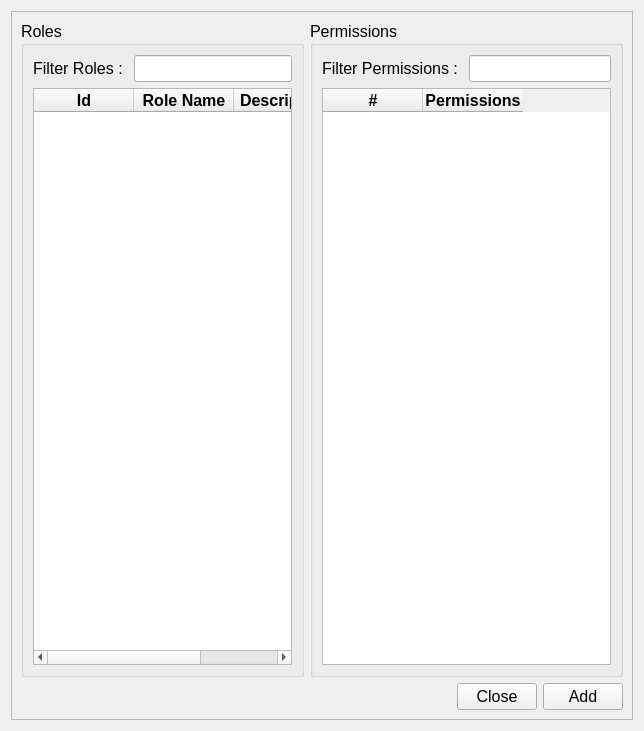
Before: the Qt Designer form ui/roles_dialog.ui in michael-halim/pos, drawn with Qt 5.
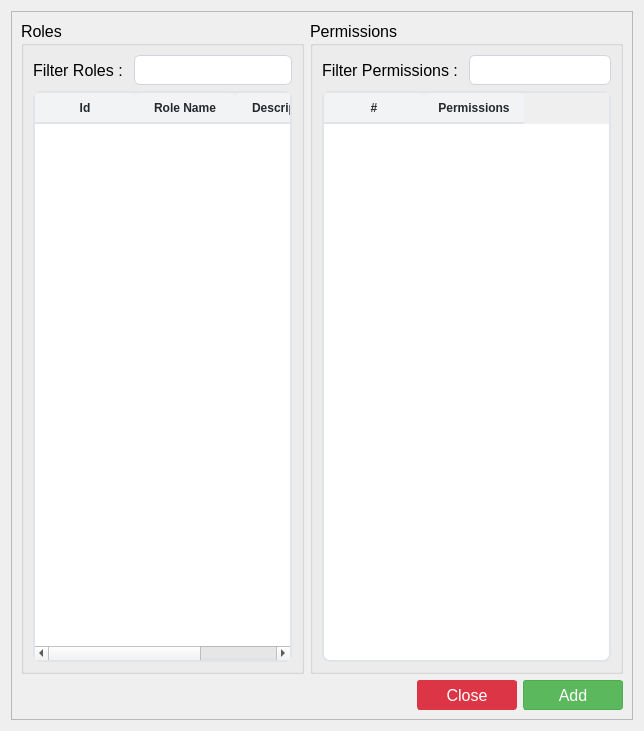
After: the same form once the commit is applied.

Commit message: Patch#34: Added UI - Added UI for Table, Button, and Input - Fix some UI Behavior

Patch:
```diff
--- a/ui/roles_dialog.ui
+++ b/ui/roles_dialog.ui
@@ -13,6 +13,256 @@
   <property name="windowTitle">
    <string>Roles</string>
   </property>
+  <property name="styleSheet">
+   <string notr="true">QLineEdit{
+	border: 1px solid #d1d5db;      /* Light gray border */
+    border-radius: 6px;             /* Rounded corners */
+    outline: none;                  /* Remove default outline */
+    color: #333;                    /* Text color */
+    background-color: #fff;       /* Light gray background */
+    
+}
+
+QLineEdit:focus {
+    border: 1px solid #93c5fd;       /* Blue border on focus */
+    background-color: #ffffff;       /* White background when focused */
+}
+
+QLineEdit:disabled {
+    border: 1px solid #e5e7eb;      /* Lighter border when disabled */
+    background-color: #f3f4f6;      /* Light gray background when disabled */
+    color: #9ca3af;                 /* Lighter text color when disabled */
+}
+
+/* QComboBox Styling - Improved with clearer state indicators */
+QComboBox {
+    border: 1px solid #d1d5db;      /* Light gray border */
+    border-radius: 6px;             /* Rounded corners */
+    padding: 6px 12px 6px 10px;     /* Add some padding */
+    min-height: 20px;               /* Minimum height */
+    color: #333;                    /* Text color */
+    background-color: #fff;         /* White background */
+    selection-background-color: #93c5fd; /* Light blue selection */
+    font-size: 14px;                /* Consistent font size */
+    min-width: 6em;                 /* Minimum width */
+}
+
+QComboBox:hover:!disabled {
+    border-color: #93c5fd;          /* Light blue border on hover when enabled */
+    background-color: #f0f7ff;      /* Very light blue background on hover */
+}
+
+QComboBox:focus {
+    border: 2px solid #3b82f6;      /* Thicker, darker blue border on focus */
+    background-color: #ffffff;      /* Pure white background when focused */
+}
+
+QComboBox:disabled {
+    border: 1px solid #d9dce0;      /* Very light gray border when disabled */
+    background-color: #f3f4f6;      /* Light gray background when disabled */
+    color: #9ca3af;                 /* Lighter text color when disabled */
+}
+
+QComboBox::drop-down {
+    subcontrol-origin: padding;
+    subcontrol-position: center right;
+    width: 20px;
+    border: none;                   /* Remove border for cleaner look */
+    margin-right: 5px;              /* Add some margin */
+}
+
+/* If you don't have an icon, use this instead: */
+QComboBox::down-arrow {
+    width: 0;
+    height: 0;
+    border-left: 5px solid transparent;
+    border-right: 5px solid transparent;
+    border-top: 5px solid #666;     /* Arrow color */
+    margin-right: 5px;
+}
+
+QComboBox::down-arrow:disabled {
+    border-top: 5px solid #b0b0b0;  /* Lighter arrow color when disabled */
+}
+
+QComboBox:disabled {
+    color: #9ca3af;                 /* Lighter text when disabled */
+    background-color: #f3f4f6;      /* Light gray background */
+    border-color: #e5e7eb;          /* Lighter border */
+}
+
+/* Add a visual indicator for disabled state */
+QComboBox:disabled {
+    color: #9ca3af;
+    background-color: #f3f4f6;
+    border: 1px solid #e5e7eb;
+    padding-right: 25px;            /* Make room for the lock icon */
+}
+
+/* If you don't have a lock icon, use a pattern instead */
+QComboBox:disabled {
+    background-image: repeating-linear-gradient(
+        45deg,
+        transparent,
+        transparent 5px,
+        rgba(200, 200, 200, 0.1) 5px,
+        rgba(200, 200, 200, 0.1) 10px
+    );
+}
+
+QComboBox QAbstractItemView {
+    border: 1px solid #d1d5db;
+    border-radius: 0px 0px 6px 6px;
+    background-color: white;
+    selection-background-color: #3b82f6;  /* Darker blue for better contrast */
+    selection-color: white;               /* White text on selection */
+    outline: none;
+    padding: 5px;
+}
+
+QComboBox QAbstractItemView::item {
+    min-height: 25px;               /* Taller items for better clickability */
+    padding: 5px;                   /* Padding inside items */
+}
+
+QComboBox QAbstractItemView::item:hover {
+    background-color: #e5f0ff;      /* Light blue on hover */
+    color: #333;
+}
+
+/* QTextEdit Styling - Similar to QLineEdit */
+QTextEdit {
+    border: 1px solid #d1d5db;      /* Light gray border */
+    border-radius: 6px;             /* Rounded corners */
+    outline: none;                  /* Remove default outline */
+    color: #333;                    /* Text color */
+    background-color: #fff;         /* White background */
+    padding: 6px 10px;              /* Add some padding for better text display */
+    selection-background-color: #93c5fd; /* Light blue selection */
+}
+
+QTextEdit:focus {
+    border: 1px solid #93c5fd;      /* Blue border on focus */
+    background-color: #ffffff;      /* White background when focused */
+}
+
+QTextEdit:disabled {
+    border: 1px solid #e5e7eb;      /* Lighter border when disabled */
+    background-color: #f3f4f6;      /* Light gray background when disabled */
+    color: #9ca3af;                 /* Lighter text color when disabled */
+}
+
+
+/* QDateEdit Styling */
+QDateEdit {
+    border: 1px solid #d1d5db;
+    border-radius: 6px;
+    padding: 6px 10px;
+    min-height: 20px;
+    color: #333;
+    background-color: #fff;
+    font-size: 14px;
+}
+
+QDateEdit:hover:!disabled {
+    border-color: #93c5fd;
+    background-color: #f0f7ff;
+}
+
+QDateEdit:focus {
+    border: 2px solid #3b82f6;
+    background-color: #ffffff;
+}
+
+QDateEdit:disabled {
+    color: #9ca3af;
+    background-color: #f3f4f6;
+    border: 1px dashed #c0c0c0;
+}
+
+QDateEdit::drop-down {
+    subcontrol-origin: padding;
+    subcontrol-position: center right;
+    width: 20px;
+    border: none;
+    margin-right: 5px;
+}
+
+QDateEdit::down-arrow {
+    width: 0;
+    height: 0;
+    border-left: 5px solid transparent;
+    border-right: 5px solid transparent;
+    border-top: 5px solid #666;
+    margin-right: 5px;
+}
+
+QDateEdit::down-arrow:disabled {
+    border-top: 5px solid #b0b0b0;
+}
+
+/* Calendar popup styling */
+QCalendarWidget {
+    background-color: white;
+    border: 1px solid #d1d5db;
+}
+
+QCalendarWidget QToolButton {
+    color: #333;
+    background-color: transparent;
+    border: 1px solid transparent;
+    border-radius: 4px;
+    padding: 4px;
+}
+
+QCalendarWidget QToolButton:hover {
+    background-color: #f0f7ff;
+    border: 1px solid #93c5fd;
+}
+
+QCalendarWidget QMenu {
+    background-color: white;
+    border: 1px solid #d1d5db;
+    padding: 5px;
+}
+
+QCalendarWidget QSpinBox {
+    border: 1px solid #d1d5db;
+    border-radius: 4px;
+    padding: 3px;
+    background-color: white;
+}
+
+QCalendarWidget QAbstractItemView:enabled {
+    background-color: white;
+    color: #333;
+    selection-background-color: #3b82f6;
+    selection-color: white;
+}
+
+QCalendarWidget QAbstractItemView:disabled {
+    color: #9ca3af;
+}
+
+QCalendarWidget QWidget#qt_calendar_navigationbar {
+    background-color: #f1f5f9;
+    border-bottom: 1px solid #d1d5db;
+    padding: 4px;
+}
+
+QPushButton {
+    text-align: center;
+    white-space: nowrap;
+    vertical-align: middle;
+    border: 1px solid transparent;
+    line-height: 1.5;
+    border-radius: 3px;
+    margin: 0.25rem;
+	opacity: 0.55;
+
+}
+</string>
+  </property>
   <layout class="QGridLayout" name="gridLayout_4">
    <item row="0" column="0">
     <widget class="QFrame" name="frame">
@@ -44,6 +294,12 @@
                 <layout class="QFormLayout" name="formLayout">
                  <item row="0" column="0">
                   <widget class="QLabel" name="filter_roles_label">
+                   <property name="minimumSize">
+                    <size>
+                     <width>0</width>
+                     <height>30</height>
+                    </size>
+                   </property>
                    <property name="font">
                     <font>
                      <pointsize>12</pointsize>
@@ -59,7 +315,7 @@
                    <property name="minimumSize">
                     <size>
                      <width>0</width>
-                     <height>0</height>
+                     <height>30</height>
                     </size>
                    </property>
                    <property name="maximumSize">
@@ -85,6 +341,75 @@
                    <height>16777215</height>
                   </size>
                  </property>
+                 <property name="styleSheet">
+                  <string notr="true">QTableWidget {
+            background-color: #ffffff;
+            alternate-background-color: #f5f8fa;
+            border: 2px solid #e1e4e8;
+            border-radius: 8px;
+            gridline-color: #e1e4e8;
+            selection-background-color: #0366d6;
+            selection-color: #ffffff;
+        }
+        
+        QTableWidget::item {
+            border-bottom: 1px solid #e1e4e8;
+			padding: 6px;
+        }
+        
+        QTableWidget::item:selected {
+            background-color: #0366d6;
+			border: none; /* Remove any border on selected items */
+        }
+
+        QTableWidget::item:focus {
+            border: none; /* Remove the focus border */
+            outline: none; /* Remove the focus outline */
+        }
+
+        QHeaderView::section {
+            background-color: #f1f3f5;
+            color: #24292e;
+            font-weight: bold;
+            border: none;
+            border-bottom: 2px solid #e1e4e8;
+            padding: 3px;
+            border-top-left-radius: 6px;
+            border-top-right-radius: 6px;
+        }
+        
+        QTableWidget QScrollBar:vertical {
+            border: none;
+            background: #f1f3f5;
+            width: 10px;
+            border-radius: 5px;
+        }
+        
+        QTableWidget QScrollBar::handle:vertical {
+            background: #c0c0c0;
+            border-radius: 5px;
+        }
+        
+        QTableWidget QScrollBar::handle:vertical:hover {
+            background: #a0a0a0;
+        }
+        
+        QTableWidget QScrollBar:horizontal {
+            border: none;
+            background: #f1f3f5;
+            height: 10px;
+            border-radius: 5px;
+        }
+        
+        QTableWidget QScrollBar::handle:horizontal {
+            background: #c0c0c0;
+            border-radius: 5px;
+        }
+        
+        QTableWidget QScrollBar::handle:horizontal:hover {
+            background: #a0a0a0;
+        }</string>
+                 </property>
                  <property name="sortingEnabled">
                   <bool>true</bool>
                  </property>
@@ -157,6 +482,12 @@
                 <layout class="QFormLayout" name="formLayout_2">
                  <item row="0" column="0">
                   <widget class="QLabel" name="filter_permissions_label">
+                   <property name="minimumSize">
+                    <size>
+                     <width>0</width>
+                     <height>30</height>
+                    </size>
+                   </property>
                    <property name="font">
                     <font>
                      <pointsize>12</pointsize>
@@ -169,6 +500,12 @@
                  </item>
                  <item row="0" column="1">
                   <widget class="QLineEdit" name="filter_permissions_input">
+                   <property name="minimumSize">
+                    <size>
+                     <width>0</width>
+                     <height>30</height>
+                    </size>
+                   </property>
                    <property name="maximumSize">
                     <size>
                      <width>200</width>
@@ -201,6 +538,75 @@
                    <height>16777215</height>
                   </size>
                  </property>
+                 <property name="styleSheet">
+                  <string notr="true">QTableWidget {
+            background-color: #ffffff;
+            alternate-background-color: #f5f8fa;
+            border: 2px solid #e1e4e8;
+            border-radius: 8px;
+            gridline-color: #e1e4e8;
+            selection-background-color: #0366d6;
+            selection-color: #ffffff;
+        }
+        
+        QTableWidget::item {
+            border-bottom: 1px solid #e1e4e8;
+			padding: 6px;
+        }
+        
+        QTableWidget::item:selected {
+            background-color: #0366d6;
+			border: none; /* Remove any border on selected items */
+        }
+
+        QTableWidget::item:focus {
+            border: none; /* Remove the focus border */
+            outline: none; /* Remove the focus outline */
+        }
+
+        QHeaderView::section {
+            background-color: #f1f3f5;
+            color: #24292e;
+            font-weight: bold;
+            border: none;
+            border-bottom: 2px solid #e1e4e8;
+            padding: 3px;
+            border-top-left-radius: 6px;
+            border-top-right-radius: 6px;
+        }
+        
+        QTableWidget QScrollBar:vertical {
+            border: none;
+            background: #f1f3f5;
+            width: 10px;
+            border-radius: 5px;
+        }
+        
+        QTableWidget QScrollBar::handle:vertical {
+            background: #c0c0c0;
+            border-radius: 5px;
+        }
+        
+        QTableWidget QScrollBar::handle:vertical:hover {
+            background: #a0a0a0;
+        }
+        
+        QTableWidget QScrollBar:horizontal {
+            border: none;
+            background: #f1f3f5;
+            height: 10px;
+            border-radius: 5px;
+        }
+        
+        QTableWidget QScrollBar::handle:horizontal {
+            background: #c0c0c0;
+            border-radius: 5px;
+        }
+        
+        QTableWidget QScrollBar::handle:horizontal:hover {
+            background: #a0a0a0;
+        }</string>
+                 </property>
                  <property name="sortingEnabled">
                   <bool>true</bool>
                  </property>
@@ -260,11 +666,28 @@
           </item>
           <item>
            <widget class="QPushButton" name="close_roles_dialog_button">
+            <property name="minimumSize">
+             <size>
+              <width>100</width>
+              <height>30</height>
+             </size>
+            </property>
             <property name="font">
              <font>
               <pointsize>12</pointsize>
              </font>
             </property>
+            <property name="styleSheet">
+             <string notr="true">QPushButton {
+    color: #fff;
+    background-color: #dc3545;
+    border-color: #dc3545;
+}
+QPushButton:hover {
+    background-color: #bb2d3b;
+    border-color: #b02a37;
+}</string>
+            </property>
             <property name="text">
              <string>Close</string>
             </property>
@@ -272,11 +695,34 @@
           </item>
           <item>
            <widget class="QPushButton" name="add_roles_dialog_button">
+            <property name="minimumSize">
+             <size>
+              <width>100</width>
+              <height>30</height>
+             </size>
+            </property>
             <property name="font">
              <font>
               <pointsize>12</pointsize>
              </font>
             </property>
+            <property name="styleSheet">
+             <string notr="true">QPushButton {
+    color: #fff;
+    background-color: #5cb85c;
+    border-color: #4cae4c;
+}
+QPushButton:hover {
+    background-color: #4cae4c;
+    border-color: #419641;
+}
+QPushButton:disabled {
+    background-color: #a3d7a3;
+    border-color: #a3d7a3;
+    color: #e8f5e8;
+}
+</string>
+            </property>
             <property name="text">
              <string>Add</string>
             </property>
```
The commit also changes 35 other files.
